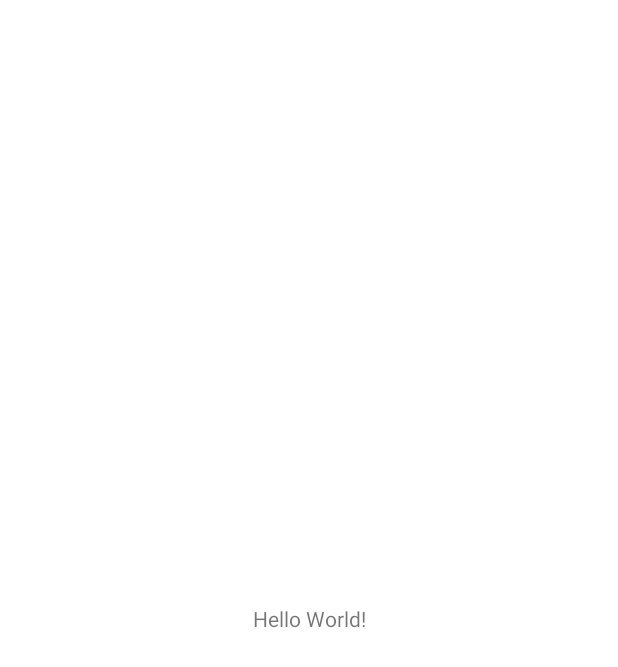
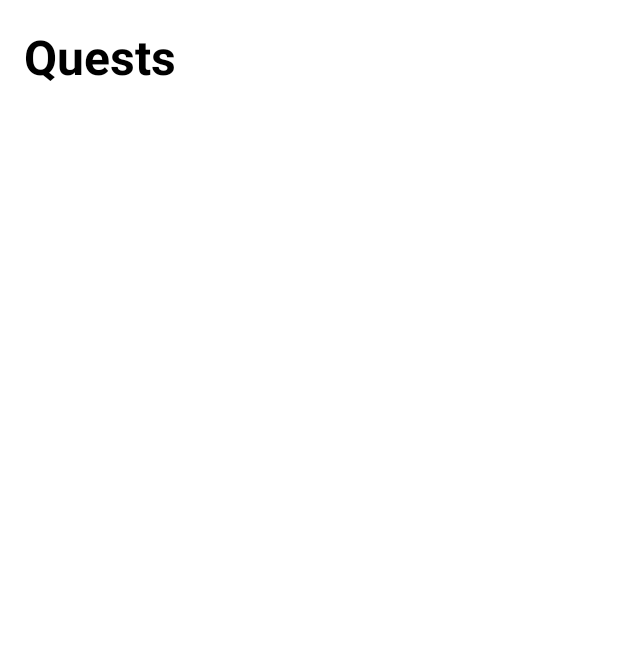
Before and after one commit to MarkYuriPG/QuestListApp, an Android app: the screen it shows after launch (MainActivity), on a phone screen of 412 x 824 dp. Before the commit the part shown is almost empty. Shown: the top 667 px of the screen. Run offline under Robolectric (Android 15) with nearby library versions, the light colour scheme and no system bars.

Commit message:
Setup activitymain layout

```diff
--- a/app/src/main/res/layout/activity_main.xml
+++ b/app/src/main/res/layout/activity_main.xml
@@ -1,5 +1,5 @@
 <?xml version="1.0" encoding="utf-8"?>
-<androidx.constraintlayout.widget.ConstraintLayout xmlns:android="http://schemas.android.com/apk/res/android"
+<RelativeLayout xmlns:android="http://schemas.android.com/apk/res/android"
     xmlns:app="http://schemas.android.com/apk/res-auto"
     xmlns:tools="http://schemas.android.com/tools"
     android:layout_width="match_parent"
@@ -7,12 +7,17 @@
     tools:context=".MainActivity">
 
     <TextView
+        android:id="@+id/tasksText"
         android:layout_width="wrap_content"
         android:layout_height="wrap_content"
-        android:text="Hello World!"
-        app:layout_constraintBottom_toBottomOf="parent"
-        app:layout_constraintEnd_toEndOf="parent"
-        app:layout_constraintStart_toStartOf="parent"
-        app:layout_constraintTop_toTopOf="parent" />
+        android:textStyle="bold"
+        android:text="Quests"
+        android:textColor="@android:color/black"
+        android:layout_marginStart="16dp"
+        android:layout_marginBottom="16dp"
+        android:layout_marginTop="16dp"
+        android:textSize="32sp"
+        ></TextView>
 
-</androidx.constraintlayout.widget.ConstraintLayout>
+
+</RelativeLayout>
```
